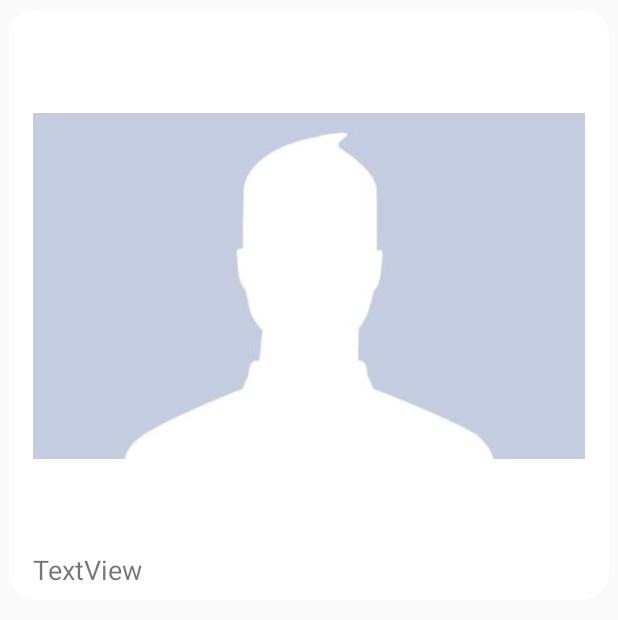
After one commit to AndersonSantanna/WhatsApp, an Android app: the layout adapter_mensagem_destinatario.xml on its own in the app's theme, with its tools: preview values and no code run, on a phone screen of 412 x 824 dp. The commit adds this screen. Shown: the top 620 px of the screen. Run offline under Robolectric (Android 15) with nearby library versions, the phone set to English and light mode, and no system bars.

Commit message:
Enviando Mensagem

```diff
--- /dev/null
+++ b/app/src/main/res/drawable/mensagem_balao.xml
@@ -0,0 +1,13 @@
+<?xml version="1.0" encoding="utf-8"?>
+<shape xmlns:android="http://schemas.android.com/apk/res/android">
+
+    <solid android:color="@color/colorPrimary"/>
+    <corners android:radius="17dp"/>
+    <padding
+        android:bottom="8dp"
+        android:top="8dp"
+        android:left="16dp"
+        android:right="16dp"/>
+    <stroke android:width="1dp"
+        android:color="@android:color/darker_gray"/>
+</shape>
--- /dev/null
+++ b/app/src/main/res/layout/adapter_mensagem_destinatario.xml
@@ -0,0 +1,31 @@
+<?xml version="1.0" encoding="utf-8"?>
+<RelativeLayout xmlns:android="http://schemas.android.com/apk/res/android"
+    xmlns:app="http://schemas.android.com/apk/res-auto"
+    android:layout_width="match_parent"
+    android:layout_height="wrap_content">
+
+    <LinearLayout
+        android:layout_width="wrap_content"
+        android:layout_height="wrap_content"
+        android:layout_margin="6dp"
+        android:background="@drawable/mensagem_balao"
+        android:backgroundTint="@android:color/white"
+        android:orientation="vertical"
+        android:layout_alignParentLeft="true">
+
+        <ImageView
+            android:id="@+id/imageMsg"
+            android:layout_width="match_parent"
+            android:layout_height="wrap_content"
+            android:visibility="visible"
+            app:srcCompat="@drawable/padrao" />
+
+        <TextView
+            android:id="@+id/textMsg"
+            android:layout_width="match_parent"
+            android:layout_height="wrap_content"
+            android:text="TextView"
+            android:textSize="18sp" />
+
+    </LinearLayout>
+</RelativeLayout>
--- a/app/src/main/res/layout/content_chat.xml
+++ b/app/src/main/res/layout/content_chat.xml
@@ -11,6 +11,7 @@
     tools:showIn="@layout/activity_chat">
 
     <android.support.v7.widget.RecyclerView
+        android:id="@+id/recyclerChat"
         android:layout_width="match_parent"
         android:layout_height="wrap_content"
         android:layout_weight="1" />
@@ -36,7 +37,7 @@
             android:paddingLeft="5dp">
 
             <EditText
-                android:id="@+id/editText2"
+                android:id="@+id/editMensagem"
                 android:layout_width="wrap_content"
                 android:layout_height="wrap_content"
                 android:layout_marginLeft="6.5dp"
@@ -60,6 +61,7 @@
             android:layout_width="wrap_content"
             android:layout_height="wrap_content"
             android:clickable="true"
+            android:onClick="enviar"
             app:backgroundTint="@color/colorPrimary"
             app:fabSize="mini"
             app:srcCompat="@drawable/ic_send_white_24dp"
--- a/app/src/main/res/values/colors.xml
+++ b/app/src/main/res/values/colors.xml
@@ -7,4 +7,5 @@
     <color name="colorButton">#18923b</color>
     <color name="background_material_dark">#ffffff</color>
     <color name="foreground_material_light">#ffffff</color>
+    <color name="balaoRemetente">#dbf9c4</color>
 </resources>
```
Also changed, not shown: app/src/main/java/com/example/anderson/whatsapp/Adapter/MensagensAdapter.java (added, +91 -0 lines), app/src/main/java/com/example/anderson/whatsapp/activity/ChatActivity.java (+106 -2 lines), app/src/main/java/com/example/anderson/whatsapp/model/Mensagem.java (added, +37 -0 lines), app/src/main/res/layout/adapter_mensagem_remetente.xml (added, +30 -0 lines).
